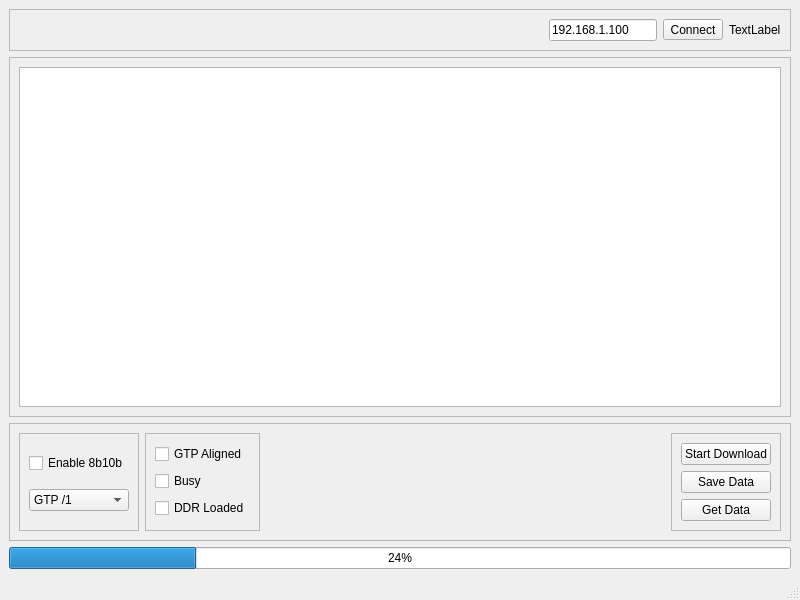
Above: mainwindow.ui from portello/PcCtrl before the change. Below: the same form after it.
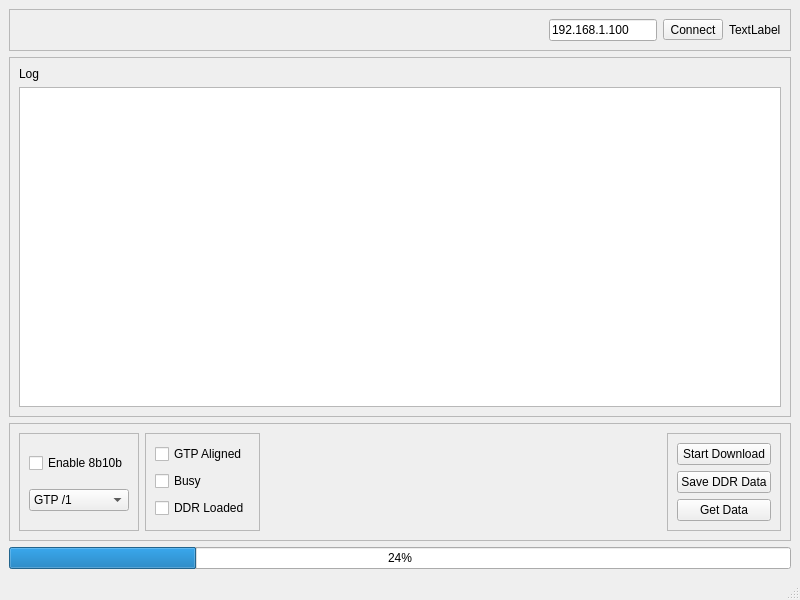
That is the form after the change. Icons and pictures are not drawn.

The edit to the form file:
```diff
--- a/mainwindow.ui
+++ b/mainwindow.ui
@@ -97,6 +97,13 @@
        <enum>QFrame::Raised</enum>
       </property>
       <layout class="QVBoxLayout" name="verticalLayout_3">
+       <item>
+        <widget class="QLabel" name="label_2">
+         <property name="text">
+          <string>Log</string>
+         </property>
+        </widget>
+       </item>
        <item>
         <widget class="QPlainTextEdit" name="edLog"/>
        </item>
@@ -226,7 +233,7 @@
           <item>
            <widget class="QPushButton" name="pbSaveData">
             <property name="text">
-             <string>Save Data</string>
+             <string>Save DDR Data</string>
             </property>
            </widget>
           </item>
```
Left out of the diff: 2 changed lines with no effect on the pictures.
